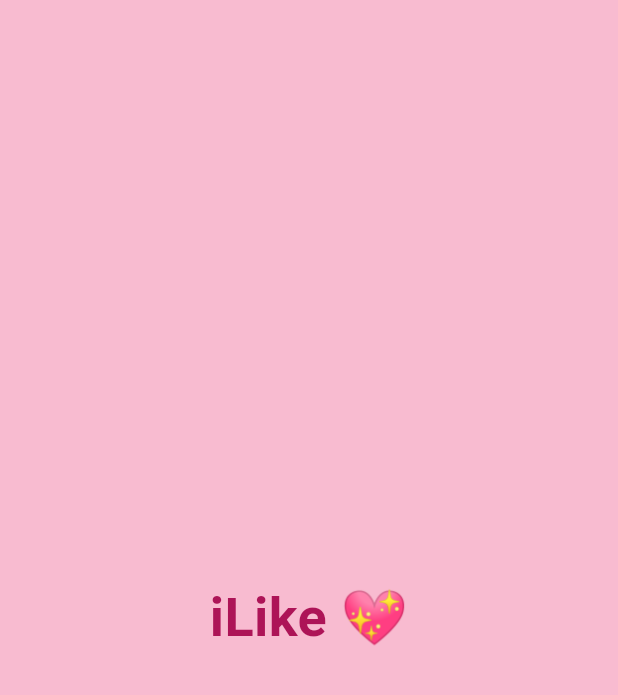
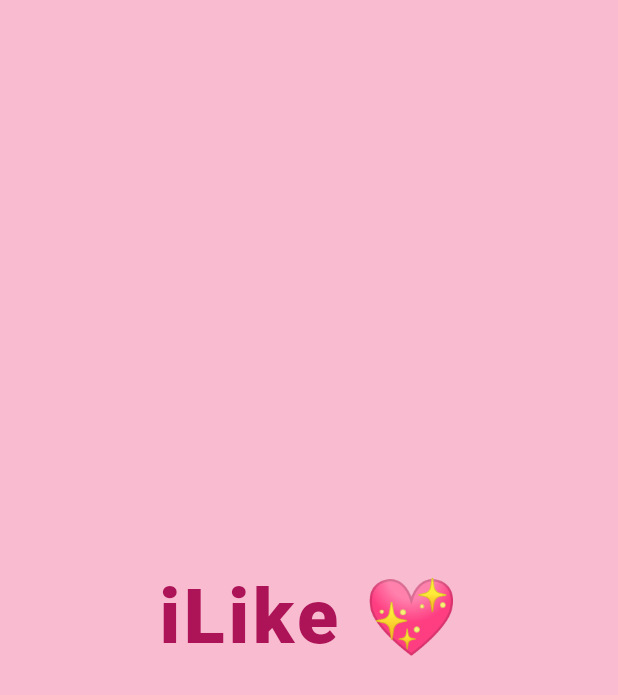
Before and after one commit to Pin3appl3ishan/iLike, a Flutter app: the SplashScreen screen opened directly, on a phone screen of 412 x 824 dp. Shown: the top 695 px of the screen. Run offline on Flutter 3.47's test engine with Material 3 defaults, Android fonts, the light colour scheme and no system bars; our stand-ins replace dio, shared_preferences; accounts and stored records are empty.

Commit message:
feat: enhance SplashScreen with animation and improved UI

```diff
--- a/lib/views/splash_screen.dart
+++ b/lib/views/splash_screen.dart
@@ -9,10 +9,26 @@ class SplashScreen extends StatefulWidget {
   State<SplashScreen> createState() => _SplashScreenState();
 }
 
-class _SplashScreenState extends State<SplashScreen> {
+class _SplashScreenState extends State<SplashScreen>
+    with SingleTickerProviderStateMixin {
+  late AnimationController _controller;
+  late Animation<double> _scaleAnimation;
+
   @override
   void initState() {
     super.initState();
+
+    _controller = AnimationController(
+      vsync: this,
+      duration: const Duration(seconds: 1),
+    );
+
+    _scaleAnimation = Tween<double>(
+      begin: 0.8,
+      end: 1.2,
+    ).animate(CurvedAnimation(parent: _controller, curve: Curves.easeInOut));
+
+    _controller.forward();
 
     // Navigate to the login screen after a delay
     Timer(const Duration(seconds: 3), () {
@@ -24,17 +40,27 @@ class _SplashScreenState extends State<SplashScreen> {
   }
 
   @override
+  void dispose() {
+    _controller.dispose();
+    super.dispose();
+  }
+
+  @override
   Widget build(BuildContext context) {
     return Scaffold(
       backgroundColor: Colors.pink[100],
       body: Center(
         // child: Image.asset('assets/images/logo.png'),
-        child: Text(
-          'iLike 💖',
-          style: TextStyle(
-            fontSize: 36,
-            fontWeight: FontWeight.bold,
-            color: Colors.pink[800],
+        child: ScaleTransition(
+          scale: _scaleAnimation,
+          child: Text(
+            'iLike 💖',
+            style: TextStyle(
+              fontSize: 42,
+              fontWeight: FontWeight.w800,
+              color: Colors.pink[800],
+              letterSpacing: 2.0,
+            ),
           ),
         ),
       ),
```
